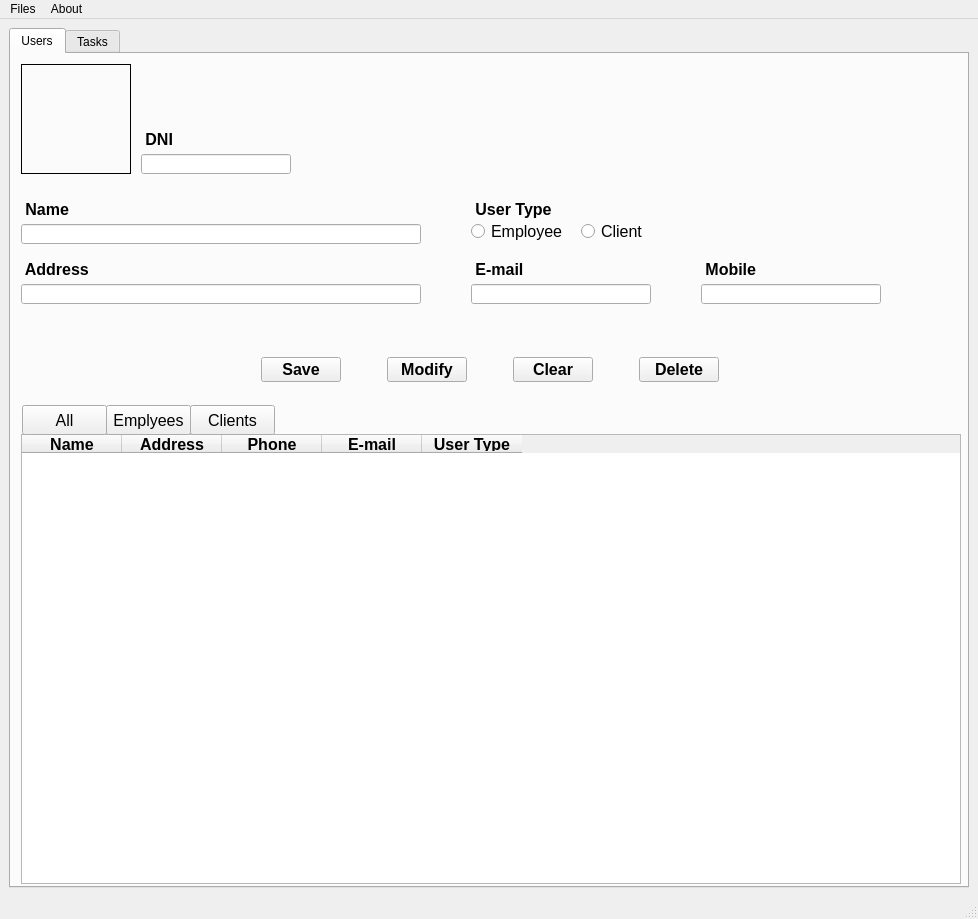
First picture: the form in windows/MainWindow.ui, repository IsolracI/DI-recuperacion, before the edit.
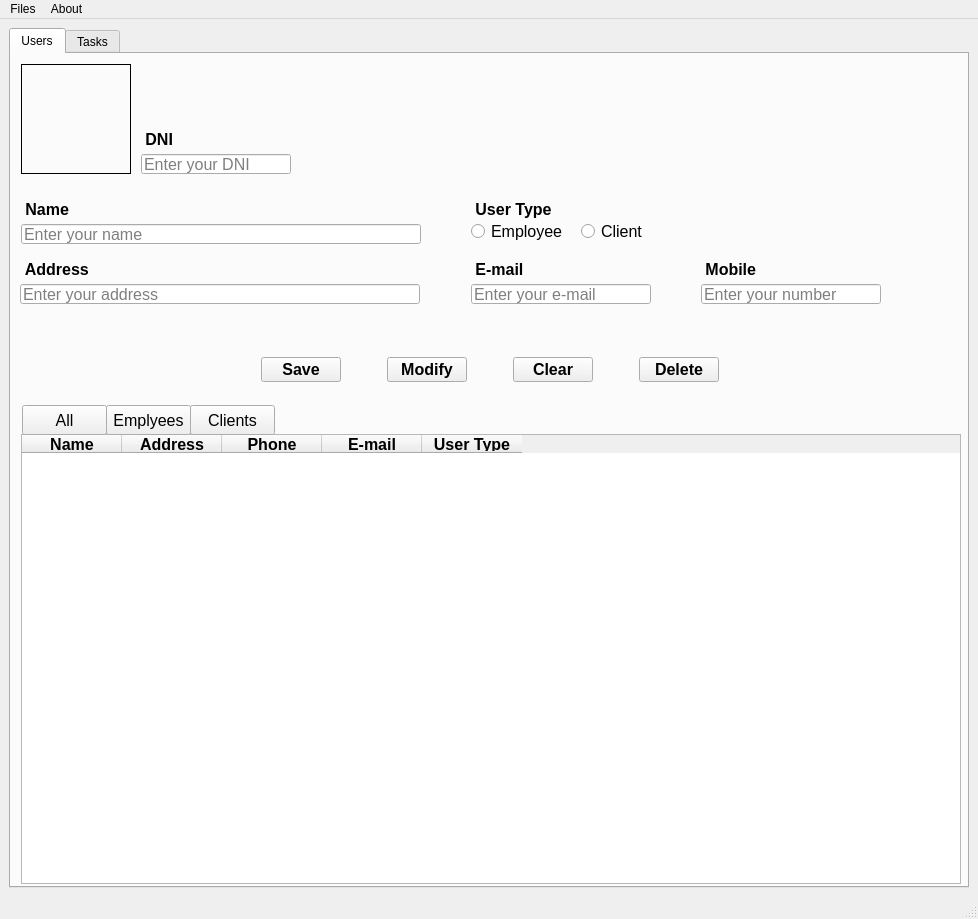
Second picture: the form after the edit. Icons and pictures are not drawn.

Commit message: ui(Users): colocar placeHolderTexts en los QLineEdits

```diff
--- a/windows/MainWindow.ui
+++ b/windows/MainWindow.ui
@@ -98,6 +98,9 @@
         <property name="text">
          <string/>
         </property>
+        <property name="placeholderText">
+         <string>Enter your DNI</string>
+        </property>
        </widget>
        <widget class="QLabel" name="lbl_userName">
         <property name="geometry">
@@ -136,11 +139,14 @@
         <property name="text">
          <string/>
         </property>
+        <property name="placeholderText">
+         <string>Enter your name</string>
+        </property>
        </widget>
        <widget class="QLineEdit" name="txt_userAddress">
         <property name="geometry">
          <rect>
-          <x>10</x>
+          <x>9</x>
           <y>230</y>
           <width>400</width>
           <height>20</height>
@@ -154,6 +160,9 @@
         <property name="text">
          <string/>
         </property>
+        <property name="placeholderText">
+         <string>Enter your address</string>
+        </property>
        </widget>
        <widget class="QLabel" name="lbl_userAddress">
         <property name="geometry">
@@ -192,6 +201,9 @@
         <property name="text">
          <string/>
         </property>
+        <property name="placeholderText">
+         <string>Enter your e-mail</string>
+        </property>
        </widget>
        <widget class="QLabel" name="lbl_userEmail">
         <property name="geometry">
@@ -230,6 +242,9 @@
         <property name="text">
          <string/>
         </property>
+        <property name="placeholderText">
+         <string>Enter your number</string>
+        </property>
        </widget>
        <widget class="QLabel" name="lbl_userMobile">
         <property name="geometry">
```
The commit also changes 2 other files.
